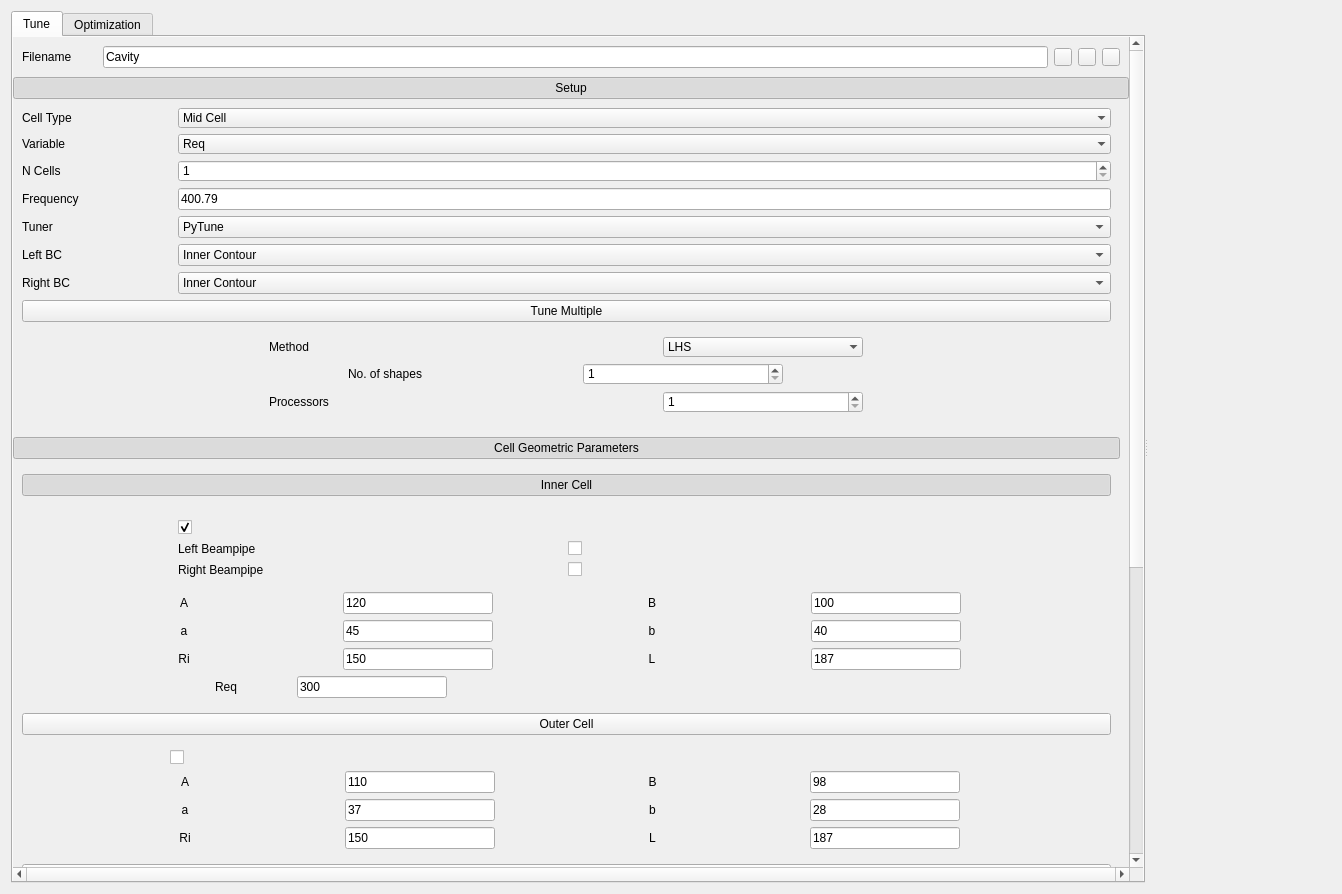
This is ui_files/run_tune.ui in Dark-Elektron/CavityDesignHub as Qt 5 draws it before an edit. The edited form follows.
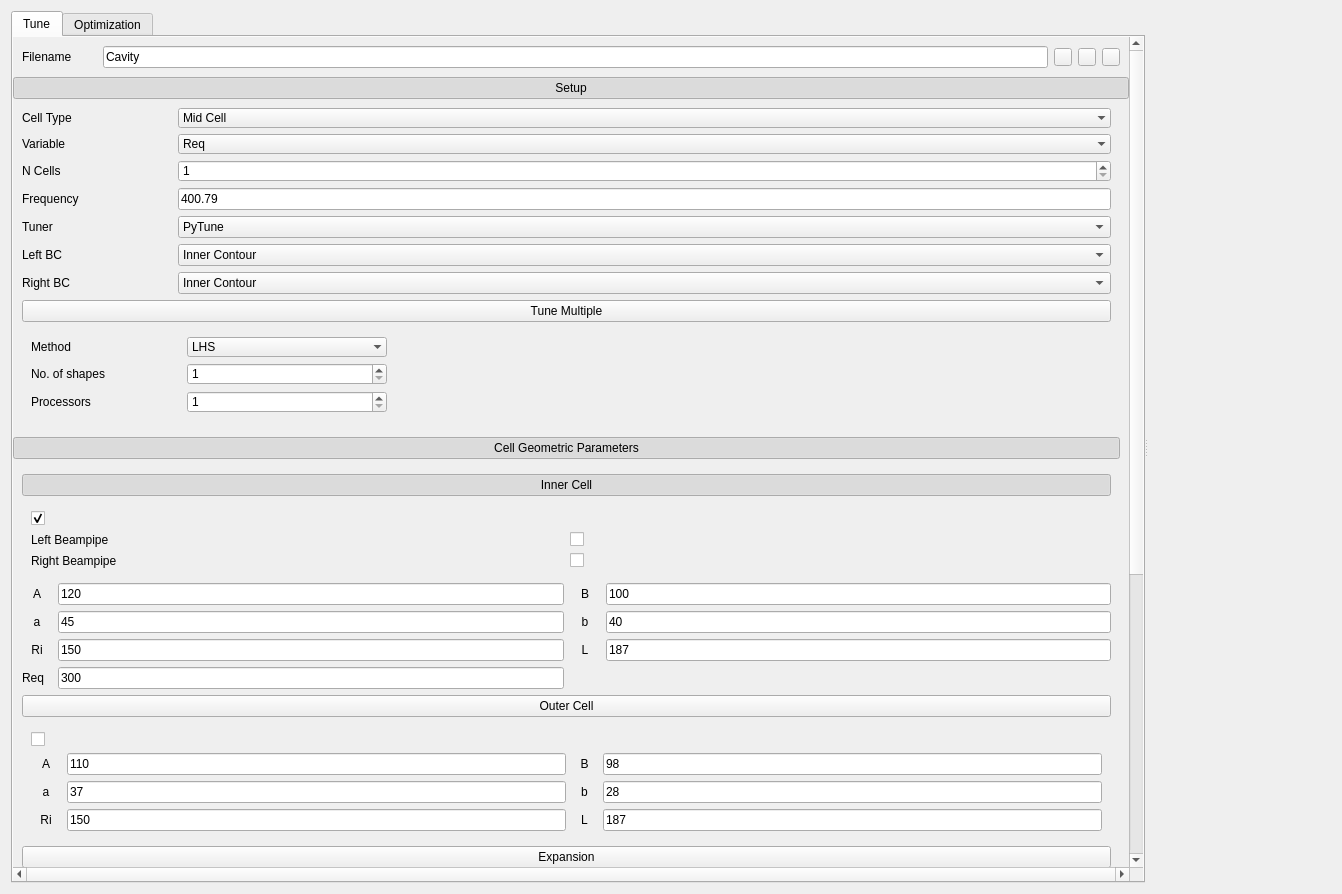
This is the edited form. Icons and pictures are not drawn. Custom widgets are drawn as their Qt base class.

The edit to the form file:
```diff
--- a/ui_files/run_tune.ui
+++ b/ui_files/run_tune.ui
@@ -73,9 +73,9 @@
               <property name="geometry">
                <rect>
                 <x>0</x>
-                <y>-778</y>
+                <y>-75</y>
                 <width>548</width>
-                <height>1568</height>
+                <height>1542</height>
                </rect>
               </property>
               <property name="styleSheet">
@@ -575,7 +575,7 @@
                        </item>
                       </widget>
                      </item>
-                     <item row="7" column="0" colspan="2">
+                     <item row="7" column="0" colspan="2" alignment="Qt::AlignLeft">
                       <widget class="QWidget" name="w_Tune_Multiple" native="true">
                        <layout class="QGridLayout" name="gridLayout_11">
                         <item row="2" column="0">
@@ -1093,18 +1093,6 @@
                         </item>
                         <item row="1" column="3">
                          <widget class="QLineEdit" name="le_B_o">
-                          <property name="minimumSize">
-                           <size>
-                            <width>150</width>
-                            <height>0</height>
-                           </size>
-                          </property>
-                          <property name="maximumSize">
-                           <size>
-                            <width>150</width>
-                            <height>16777215</height>
-                           </size>
-                          </property>
                           <property name="toolTip">
                            <string>r(4, 6, 1) -&gt; range(4, 6, 1), rr(4, 6, 1) -&gt; randrange(4, 6, 1)</string>
                           </property>
@@ -1137,18 +1125,6 @@
                         </item>
                         <item row="3" column="3">
                          <widget class="QLineEdit" name="le_b_o">
-                          <property name="minimumSize">
-                           <size>
-                            <width>150</width>
-                            <height>0</height>
-                           </size>
-                          </property>
-                          <property name="maximumSize">
-                           <size>
-                            <width>150</width>
-                            <height>16777215</height>
-                           </size>
-                          </property>
                           <property name="toolTip">
                            <string>r(4, 6, 1) -&gt; range(4, 6, 1), rr(4, 6, 1) -&gt; randrange(4, 6, 1)</string>
                           </property>
@@ -1159,18 +1135,6 @@
                         </item>
                         <item row="4" column="3">
                          <widget class="QLineEdit" name="le_L_o">
-                          <property name="minimumSize">
-                           <size>
-                            <width>150</width>
-                            <height>0</height>
-                           </size>
-                          </property>
-                          <property name="maximumSize">
-                           <size>
-                            <width>150</width>
-                            <height>16777215</height>
-                           </size>
-                          </property>
                           <property name="toolTip">
                            <string>r(4, 6, 1) -&gt; range(4, 6, 1), rr(4, 6, 1) -&gt; randrange(4, 6, 1)</string>
                           </property>
@@ -1181,18 +1145,6 @@
                         </item>
                         <item row="4" column="1">
                          <widget class="QLineEdit" name="le_Ri_o">
-                          <property name="minimumSize">
-                           <size>
-                            <width>150</width>
-                            <height>0</height>
-                           </size>
-                          </property>
-                          <property name="maximumSize">
-                           <size>
-                            <width>150</width>
-                            <height>16777215</height>
-                           </size>
-                          </property>
                           <property name="toolTip">
                            <string>r(4, 6, 1) -&gt; range(4, 6, 1), rr(4, 6, 1) -&gt; randrange(4, 6, 1)</string>
                           </property>
@@ -1203,18 +1155,6 @@
                         </item>
                         <item row="3" column="1">
                          <widget class="QLineEdit" name="le_a_o">
-                          <property name="minimumSize">
-                           <size>
-                            <width>150</width>
-                            <height>0</height>
-                           </size>
-                          </property>
-                          <property name="maximumSize">
-                           <size>
-                            <width>150</width>
-                            <height>16777215</height>
-                           </size>
-                          </property>
                           <property name="toolTip">
                            <string>r(4, 6, 1) -&gt; range(4, 6, 1), rr(4, 6, 1) -&gt; randrange(4, 6, 1)</string>
                           </property>
@@ -1225,18 +1165,6 @@
                         </item>
                         <item row="1" column="1">
                          <widget class="QLineEdit" name="le_A_o">
-                          <property name="minimumSize">
-                           <size>
-                            <width>150</width>
-                            <height>0</height>
-                           </size>
-                          </property>
-                          <property name="maximumSize">
-                           <size>
-                            <width>150</width>
-                            <height>16777215</height>
-                           </size>
-                          </property>
                           <property name="toolTip">
                            <string>r(4, 6, 1) -&gt; range(4, 6, 1), rr(4, 6, 1) -&gt; randrange(4, 6, 1)</string>
                           </property>
@@ -1281,6 +1209,18 @@
 }</string>
                        </property>
                        <layout class="QGridLayout" name="gridLayout_2">
+                        <property name="leftMargin">
+                         <number>0</number>
+                        </property>
+                        <property name="topMargin">
+                         <number>0</number>
+                        </property>
+                        <property name="rightMargin">
+                         <number>0</number>
+                        </property>
+                        <property name="bottomMargin">
+                         <number>0</number>
+                        </property>
                         <item row="5" column="3">
                          <widget class="QLabel" name="l_Tune_Alternate_Variable">
                           <property name="minimumSize">
@@ -1311,12 +1251,6 @@
                             <height>0</height>
                            </size>
                           </property>
-                          <property name="maximumSize">
-                           <size>
-                            <width>150</width>
-                            <height>16777215</height>
-                           </size>
-                          </property>
                           <property name="toolTip">
                            <string>r(4, 6, 1) -&gt; range(4, 6, 1), rr(4, 6, 1) -&gt; randrange(4, 6, 1)</string>
                           </property>
@@ -1355,12 +1289,6 @@
                             <height>0</height>
                            </size>
                           </property>
-                          <property name="maximumSize">
-                           <size>
-                            <width>150</width>
-                            <height>16777215</height>
-                           </size>
-                          </property>
                           <property name="toolTip">
                            <string>r(4, 6, 1) -&gt; range(4, 6, 1), rr(4, 6, 1) -&gt; randrange(4, 6, 1)</string>
                           </property>
@@ -1377,12 +1305,6 @@
                             <height>0</height>
                            </size>
                           </property>
-                          <property name="maximumSize">
-                           <size>
-                            <width>150</width>
-                            <height>16777215</height>
-                           </size>
-                          </property>
                           <property name="toolTip">
                            <string>r(4, 6, 1) -&gt; range(4, 6, 1), rr(4, 6, 1) -&gt; randrange(4, 6, 1)</string>
                           </property>
@@ -1443,12 +1365,6 @@
                             <height>0</height>
                            </size>
                           </property>
-                          <property name="maximumSize">
-                           <size>
-                            <width>150</width>
-                            <height>16777215</height>
-                           </size>
-                          </property>
                           <property name="toolTip">
                            <string>r(4, 6, 1) -&gt; range(4, 6, 1), rr(4, 6, 1) -&gt; randrange(4, 6, 1)</string>
                           </property>
@@ -1481,12 +1397,6 @@
                             <height>0</height>
                            </size>
                           </property>
-                          <property name="maximumSize">
-                           <size>
-                            <width>150</width>
-                            <height>16777215</height>
-                           </size>
-                          </property>
                           <property name="toolTip">
                            <string>r(4, 6, 1) -&gt; range(4, 6, 1), rr(4, 6, 1) -&gt; randrange(4, 6, 1)</string>
                           </property>
@@ -1503,12 +1413,6 @@
                             <height>0</height>
                            </size>
                           </property>
-                          <property name="maximumSize">
-                           <size>
-                            <width>150</width>
-                            <height>16777215</height>
-                           </size>
-                          </property>
                           <property name="toolTip">
                            <string>r(4, 6, 1) -&gt; range(4, 6, 1), rr(4, 6, 1) -&gt; randrange(4, 6, 1)</string>
                           </property>
@@ -1622,12 +1526,6 @@
                                <height>0</height>
                               </size>
                              </property>
-                             <property name="maximumSize">
-                              <size>
-                               <width>150</width>
-                               <height>16777215</height>
-                              </size>
-                             </property>
                              <property name="toolTip">
                               <string>r(4, 6, 1) -&gt; range(4, 6, 1), rr(4, 6, 1) -&gt; randrange(4, 6, 1)</string>
                              </property>
```
Left out of the diff: 2 changed lines with no effect on the pictures.
